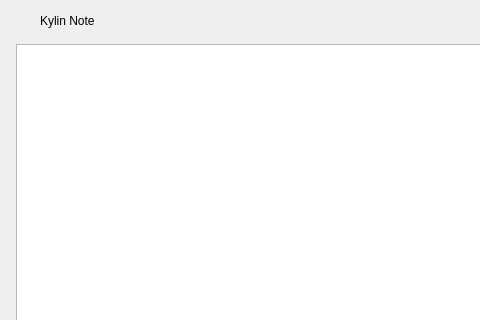
Before: the Qt Designer form src/plugins/ukui-notebook/widget.ui in ukui/ukui-sidebar, drawn with Qt 5; both pictures show x 0 to 480 and y 0 to 320 of the 712 by 590 pixel window.
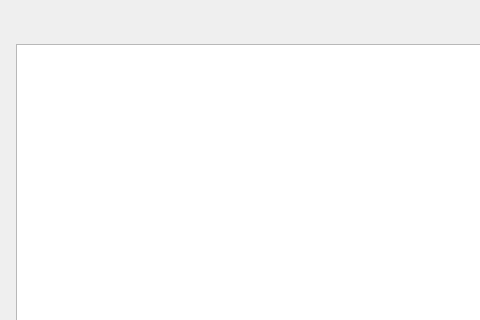
After: the same form once the commit is applied. Icons and pictures are not drawn. Custom widgets are drawn as their Qt base class.

Patch:
```diff
--- a/src/plugins/ukui-notebook/widget.ui
+++ b/src/plugins/ukui-notebook/widget.ui
@@ -82,7 +82,7 @@
        <item>
         <widget class="QLabel" name="titleLabel">
          <property name="text">
-          <string>Kylin Note</string>
+          <string/>
          </property>
         </widget>
        </item>
```
